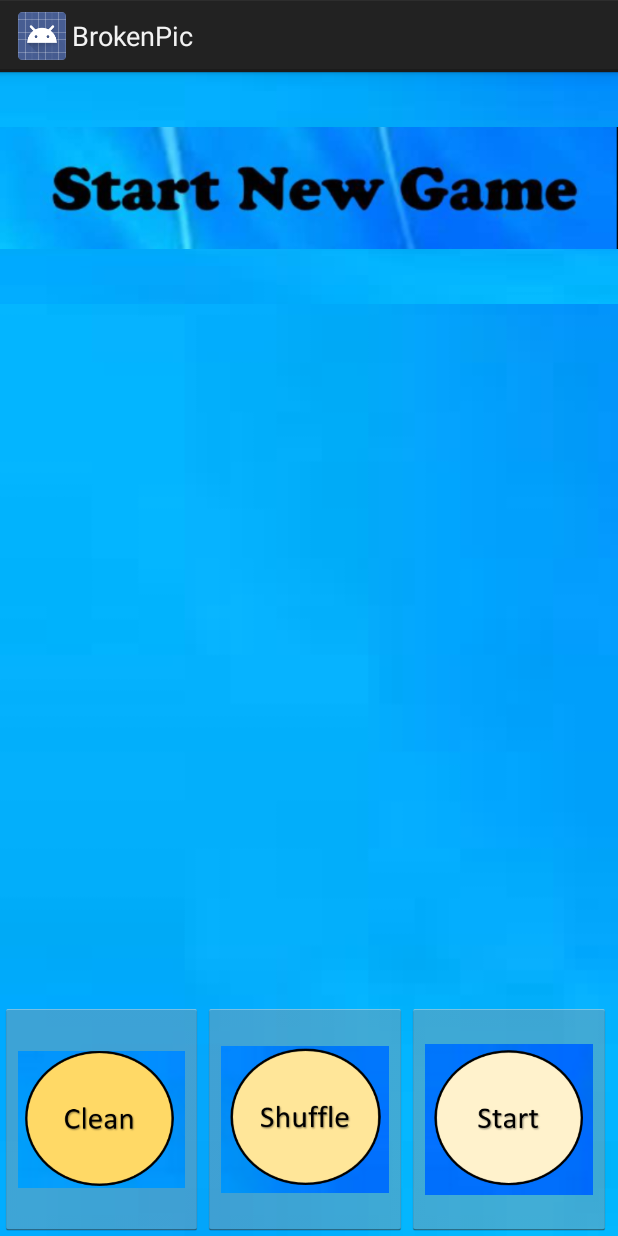
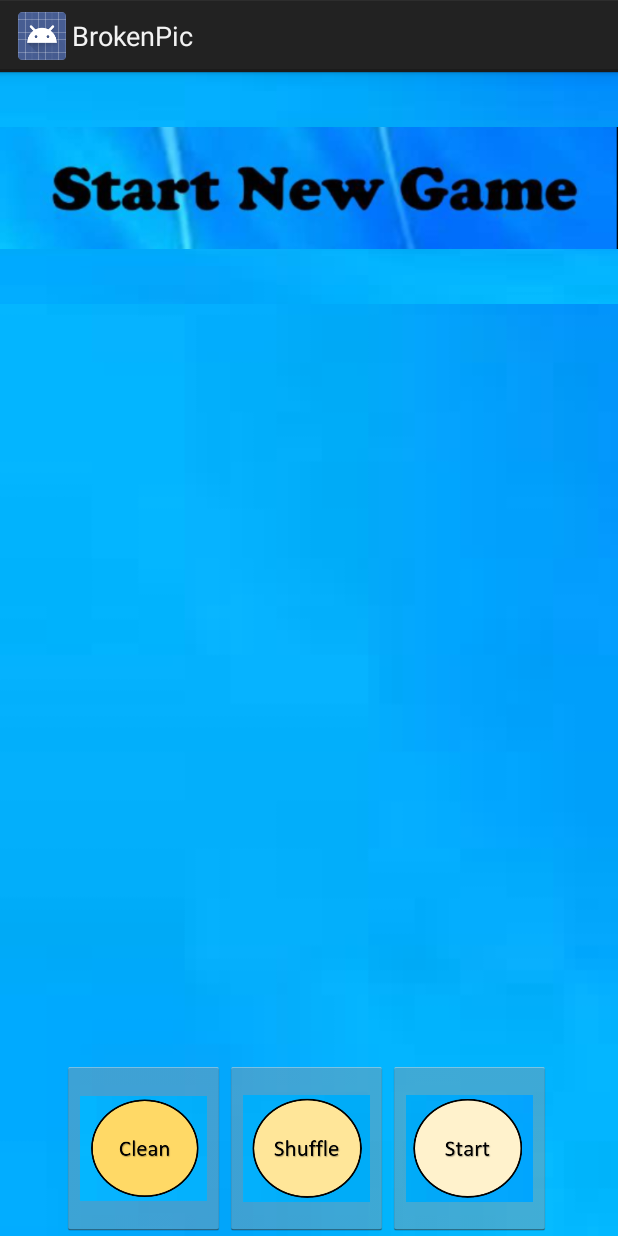
Before and after one commit to orgafni/BrokenPic, an Android app: the fragment StartNewGameFragment shown on its own in the app's theme, on a phone screen of 412 x 824 dp. Run offline under Robolectric (Android 15) with nearby library versions, the phone set to English and light mode, and no system bars.

Commit message:
improve startNewGame screen

```diff
--- a/app/src/main/res/layout/fragment_start_new_game.xml
+++ b/app/src/main/res/layout/fragment_start_new_game.xml
@@ -22,7 +22,7 @@
         <LinearLayout
             android:layout_width="match_parent"
             android:layout_height="0dp"
-            android:layout_weight="60"
+            android:layout_weight="65"
             android:orientation="horizontal"
             android:gravity="center_horizontal"
             android:weightSum="100">
@@ -35,7 +35,14 @@
         <LinearLayout
             android:layout_width="match_parent"
             android:layout_height="0dp"
-            android:layout_weight="20"
+            android:layout_weight="15"
+            android:orientation="horizontal"
+            android:gravity="center_horizontal"
+            android:weightSum="100">
+            <LinearLayout
+                android:layout_width="0dp"
+                android:layout_height="match_parent"
+                android:layout_weight="80"
                 android:orientation="horizontal"
                 android:weightSum="100">
                 <ImageButton
@@ -67,7 +74,7 @@
                     />
 
             </LinearLayout>
-
+        </LinearLayout>
     </LinearLayout>
 
 </FrameLayout>
```
Also changed, not shown: app/src/main/res/drawable/clean_list_btn.png, app/src/main/res/drawable/shuffle_list_btn.png, app/src/main/res/drawable/start_game_btn.png. Lines whose indentation alone changed are shown as unchanged.
